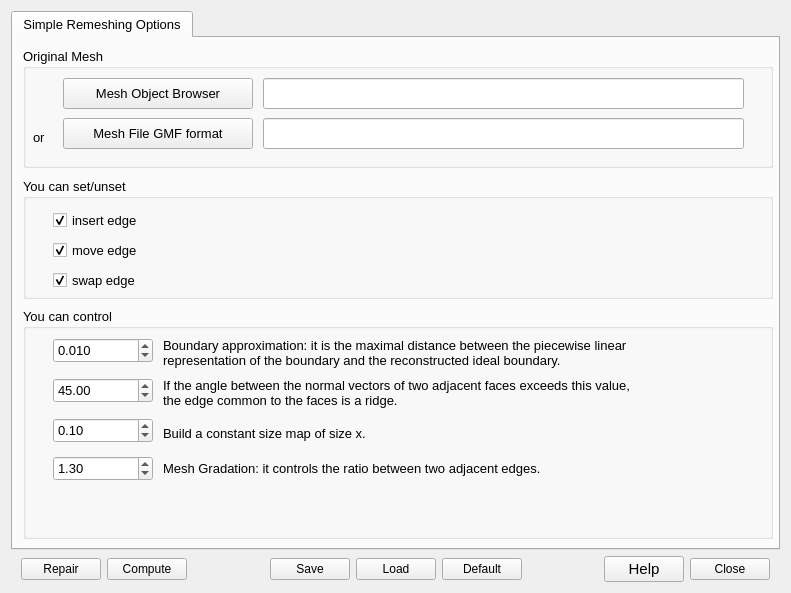
Above: MmgPlugDialog.ui from SalomePlatform/mmgplugin before the change. Below: the same form after it.
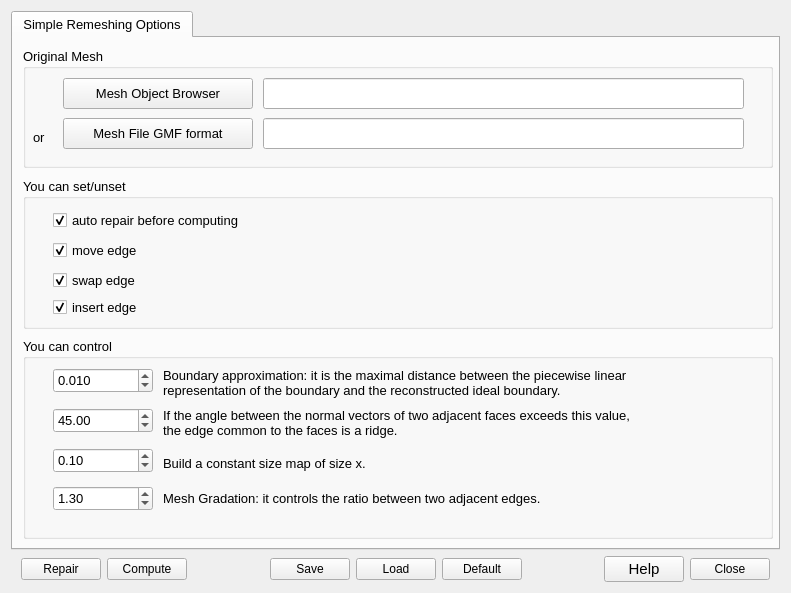
That is the form after the change.

Commit message: feat: auto repair before compute (deactivatable) #7

```diff
--- a/MmgPlugDialog.ui
+++ b/MmgPlugDialog.ui
@@ -272,7 +272,7 @@
          <x>10</x>
          <y>140</y>
          <width>750</width>
-         <height>121</height>
+         <height>151</height>
         </rect>
        </property>
        <property name="title">
@@ -282,7 +282,7 @@
         <property name="geometry">
          <rect>
           <x>30</x>
-          <y>30</y>
+          <y>117</y>
           <width>271</width>
           <height>25</height>
          </rect>
@@ -335,14 +335,33 @@
          <bool>true</bool>
         </property>
        </widget>
+       <widget class="QCheckBox" name="CB_RepairBeforeCompute">
+        <property name="geometry">
+         <rect>
+          <x>30</x>
+          <y>30</y>
+          <width>271</width>
+          <height>25</height>
+         </rect>
+        </property>
+        <property name="toolTip">
+         <string>If set, Mmg will not prevent edge flipping</string>
+        </property>
+        <property name="text">
+         <string>auto repair before computing</string>
+        </property>
+        <property name="checked">
+         <bool>true</bool>
+        </property>
+       </widget>
       </widget>
       <widget class="QGroupBox" name="groupBox_3">
        <property name="geometry">
         <rect>
          <x>10</x>
-         <y>270</y>
+         <y>300</y>
          <width>750</width>
-         <height>231</height>
+         <height>201</height>
         </rect>
        </property>
        <property name="title">
```
The commit also changes 1 other file.
